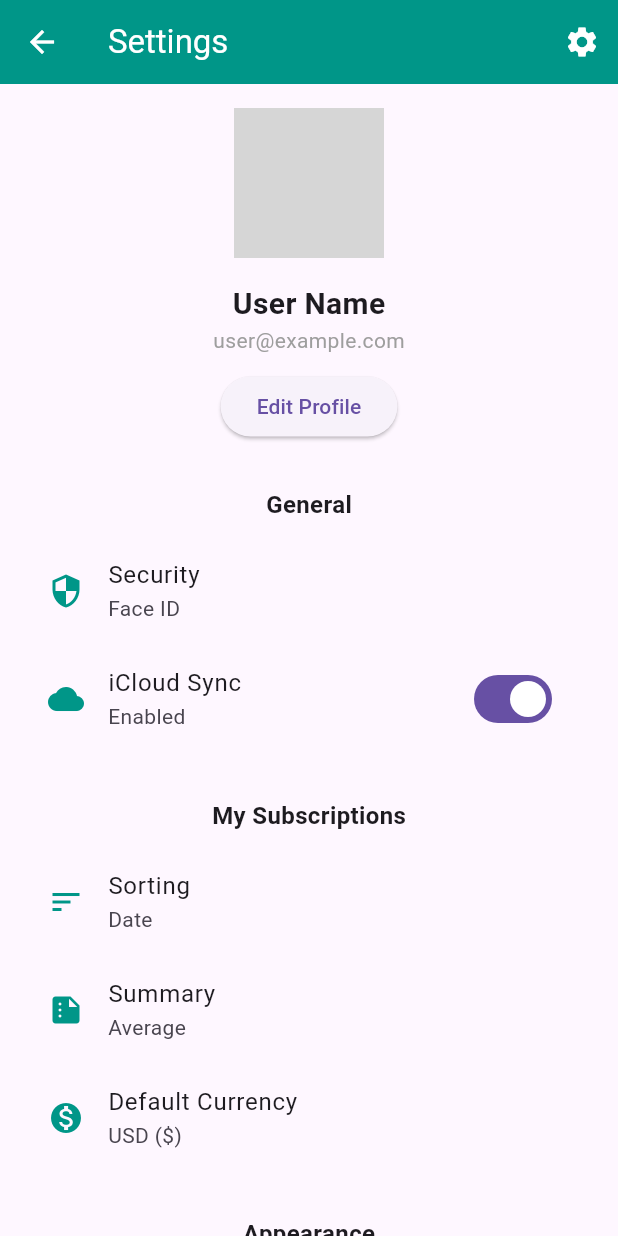
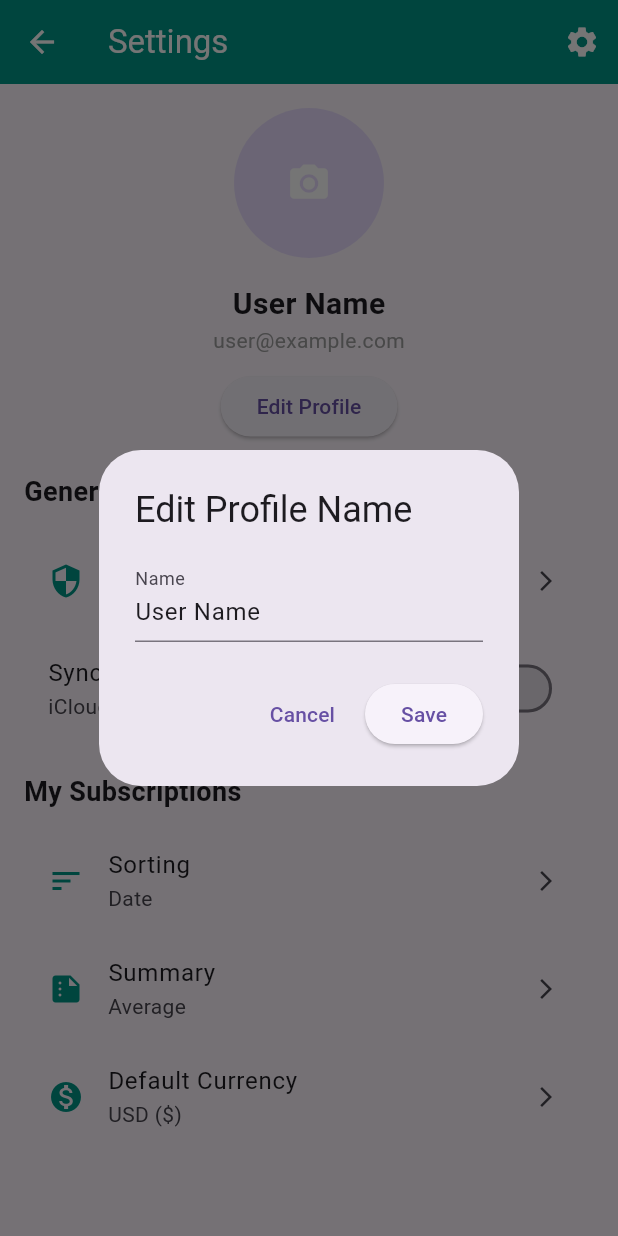
Before and after one commit to Qylahrzk/projectmoneyflow, a Flutter app: the AccountScreen screen opened directly, after a tap on "Edit Profile", on a phone screen of 412 x 824 dp. Run offline on Flutter 3.47's test engine with Material 3 defaults, Android fonts, the phone set to English and light mode, and no system bars; our stand-ins replace fl_chart, flutter_secure_storage, hive, hive_flutter, image_picker, shared_preferences; missing offline and left inert: google_ml_kit; accounts and stored records are empty; grey boxes are pictures that could not be loaded.

Commit message:
Fix3 - Account Screen

```diff
--- a/lib/screens/account_screen.dart
+++ b/lib/screens/account_screen.dart
@@ -1,7 +1,7 @@
 import 'package:flutter/material.dart';
 import 'package:hive/hive.dart';
-import 'package:image_picker/image_picker.dart'; // To pick profile image
-import 'dart:io'; // For handling file paths
+import 'package:image_picker/image_picker.dart';
+import 'dart:io';
 
 class AccountScreen extends StatefulWidget {
   const AccountScreen({super.key});
@@ -13,29 +13,171 @@ class AccountScreen extends StatefulWidget {
 class _AccountScreenState extends State<AccountScreen> {
   final ImagePicker _picker = ImagePicker();
   String? _profilePicture;
-  String? _name = 'User Name';
-  String? _email = 'user@example.com';
+  String _name = 'User Name';
+  String _email = 'user@example.com';
+  late Box userBox;
 
-  // Load the user's details from the Hive box
-  final userBox = Hive.box('user');
+  @override
+  void initState() {
+    super.initState();
+    // Open Hive box in initState
+    userBox = Hive.box('user');
+    _initializeUserData();
+  }
 
-  // Pick a profile picture
+  void _initializeUserData() {
+    setState(() {
+      _profilePicture = userBox.get('profilePicture');
+      _name = userBox.get('name', defaultValue: 'User Name');
+      _email = userBox.get('email', defaultValue: 'user@example.com');
+    });
+  }
+
   Future<void> _pickProfilePicture() async {
     final XFile? image = await _picker.pickImage(source: ImageSource.gallery);
     if (image != null) {
       setState(() {
         _profilePicture = image.path;
-        userBox.put('profilePicture', _profilePicture); // Save to Hive
+        userBox.put('profilePicture', _profilePicture);
       });
     }
   }
 
-  @override
-  void initState() {
-    super.initState();
-    _name = userBox.get('name', defaultValue: 'User Name');
-    _email = userBox.get('email', defaultValue: 'user@example.com');
-    _profilePicture = userBox.get('profilePicture');
+  void _editProfileName() {
+    TextEditingController nameController = TextEditingController(text: _name);
+
+    showDialog(
+      context: context,
+      builder: (context) {
+        return AlertDialog(
+          title: const Text('Edit Profile Name'),
+          content: TextField(
+            controller: nameController,
+            decoration: const InputDecoration(labelText: 'Name'),
+          ),
+          actions: [
+            TextButton(
+              onPressed: () => Navigator.pop(context),
+              child: const Text('Cancel'),
+            ),
+            ElevatedButton(
+              onPressed: () {
+                if (nameController.text.isNotEmpty) {
+                  setState(() {
+                    _name = nameController.text;
+                    userBox.put('name', _name);
+                  });
+                  Navigator.pop(context);
+                }
+              },
+              child: const Text('Save'),
+            ),
+          ],
+        );
+      },
+    );
+  }
+
+  void _showSecuritySettings() {
+    Navigator.pushNamed(context, '/security');
+  }
+
+  void _toggleSync(bool value) {
+    // Example: Add functionality for sync toggle
+    setState(() {
+      userBox.put('syncEnabled', value);
+    });
+  }
+
+  void _showSortingOptions() {
+    showDialog(
+      context: context,
+      builder: (context) => AlertDialog(
+        title: const Text('Sorting Options'),
+        content: Column(
+          mainAxisSize: MainAxisSize.min,
+          children: [
+            ListTile(
+              title: const Text('Date'),
+              onTap: () {
+                userBox.put('sorting', 'Date');
+                Navigator.pop(context);
+              },
+            ),
+            ListTile(
+              title: const Text('Amount'),
+              onTap: () {
+                userBox.put('sorting', 'Amount');
+                Navigator.pop(context);
+              },
+            ),
+          ],
+        ),
+      ),
+    );
+  }
+
+  void _showSummaryOptions() {
+    showDialog(
+      context: context,
+      builder: (context) => AlertDialog(
+        title: const Text('Summary Options'),
+        content: Column(
+          mainAxisSize: MainAxisSize.min,
+          children: [
+            ListTile(
+              title: const Text('Average'),
+              onTap: () {
+                userBox.put('summary', 'Average');
+                Navigator.pop(context);
+              },
+            ),
+            ListTile(
+              title: const Text('Total'),
+              onTap: () {
+                userBox.put('summary', 'Total');
+                Navigator.pop(context);
+              },
+            ),
+          ],
+        ),
+      ),
+    );
+  }
+
+  void _showCurrencyOptions() {
+    showDialog(
+      context: context,
+      builder: (context) => AlertDialog(
+        title: const Text('Select Default Currency'),
+        content: Column(
+          mainAxisSize: MainAxisSize.min,
+          children: [
+            ListTile(
+              title: const Text('USD (\$)'),
+              onTap: () {
+                userBox.put('currency', 'USD (\$)');
+                Navigator.pop(context);
+              },
+            ),
+            ListTile(
+              title: const Text('EUR (€)'),
+              onTap: () {
+                userBox.put('currency', 'EUR (€)');
+                Navigator.pop(context);
+              },
+            ),
+            ListTile(
+              title: const Text('GBP (£)'),
+              onTap: () {
+                userBox.put('currency', 'GBP (£)');
+                Navigator.pop(context);
+              },
+            ),
+          ],
+        ),
+      ),
+    );
   }
 
   @override
@@ -47,7 +189,7 @@ class _AccountScreenState extends State<AccountScreen> {
           IconButton(
             icon: const Icon(Icons.settings),
             onPressed: () {
-              Navigator.pushNamed(context, '/settings'); // Navigate to settings screen
+              Navigator.pushNamed(context, '/settings');
             },
           ),
         ],
@@ -73,66 +215,66 @@ class _AccountScreenState extends State<AccountScreen> {
             ),
             const SizedBox(height: 16),
             Text(
-              _name ?? 'User Name',
+              _name,
               style: const TextStyle(fontSize: 20, fontWeight: FontWeight.bold),
             ),
             Text(
-              _email ?? 'user@example.com',
+              _email,
               style: const TextStyle(fontSize: 14, color: Colors.grey),
             ),
             const SizedBox(height: 10),
             ElevatedButton(
-              onPressed: () {
-                Navigator.pushNamed(context, '/editProfile'); // Navigate to edit profile
-              },
+              onPressed: _editProfileName,
               child: const Text('Edit Profile'),
             ),
             const SizedBox(height: 20),
             // General Section
-            _buildSectionHeader('General'),
-            _buildListTile('Security', 'Face ID', Icons.security),
-            _buildListTile('iCloud Sync', 'Enabled', Icons.cloud, isSwitch: true),
+            const Align(
+              alignment: Alignment.centerLeft,
+              child: Text(
+                'General',
+                style: TextStyle(fontSize: 18, fontWeight: FontWeight.bold),
+              ),
+            ),
+            const SizedBox(height: 10),
+            _buildListTile('Security', 'Face ID', Icons.security,
+                onTap: _showSecuritySettings),
+            SwitchListTile(
+              title: const Text('Sync'),
+              subtitle: const Text('iCloud Sync'),
+              value: userBox.get('syncEnabled', defaultValue: false),
+              onChanged: _toggleSync,
+            ),
             const SizedBox(height: 20),
-            // My Subscriptions Section
-            _buildSectionHeader('My Subscriptions'),
-            _buildListTile('Sorting', 'Date', Icons.sort),
-            _buildListTile('Summary', 'Average', Icons.summarize),
-            _buildListTile('Default Currency', 'USD (\$)', Icons.monetization_on),
-            const SizedBox(height: 20),
-            // Appearance Section
-            _buildSectionHeader('Appearance'),
-            _buildListTile('App Icon', 'Default', Icons.apps),
-            _buildListTile('Theme', 'Dark', Icons.dark_mode),
+            // Subscriptions Section
+            const Align(
+              alignment: Alignment.centerLeft,
+              child: Text(
+                'My Subscriptions',
+                style: TextStyle(fontSize: 18, fontWeight: FontWeight.bold),
+              ),
+            ),
+            const SizedBox(height: 10),
+            _buildListTile('Sorting', 'Date', Icons.sort,
+                onTap: _showSortingOptions),
+            _buildListTile('Summary', 'Average', Icons.summarize,
+                onTap: _showSummaryOptions),
+            _buildListTile('Default Currency', 'USD (\$)', Icons.monetization_on,
+                onTap: _showCurrencyOptions),
           ],
         ),
       ),
     );
   }
 
-  Widget _buildSectionHeader(String title) {
-    return Padding(
-      padding: const EdgeInsets.symmetric(vertical: 10),
-      child: Text(
-        title,
-        style: const TextStyle(fontSize: 16, fontWeight: FontWeight.bold),
-      ),
-    );
-  }
-
-  Widget _buildListTile(String title, String subtitle, IconData icon, {bool isSwitch = false}) {
+  Widget _buildListTile(String title, String subtitle, IconData icon,
+      {required VoidCallback onTap}) {
     return ListTile(
       leading: Icon(icon, color: Colors.teal),
       title: Text(title),
       subtitle: Text(subtitle),
-      trailing: isSwitch
-          ? Switch(
-              value: true,
-              onChanged: (value) {},
-            )
-          : null,
-      onTap: () {
-        // Handle tap actions here if needed
-      },
+      trailing: const Icon(Icons.arrow_forward_ios, size: 16),
+      onTap: onTap,
     );
   }
 }
```
